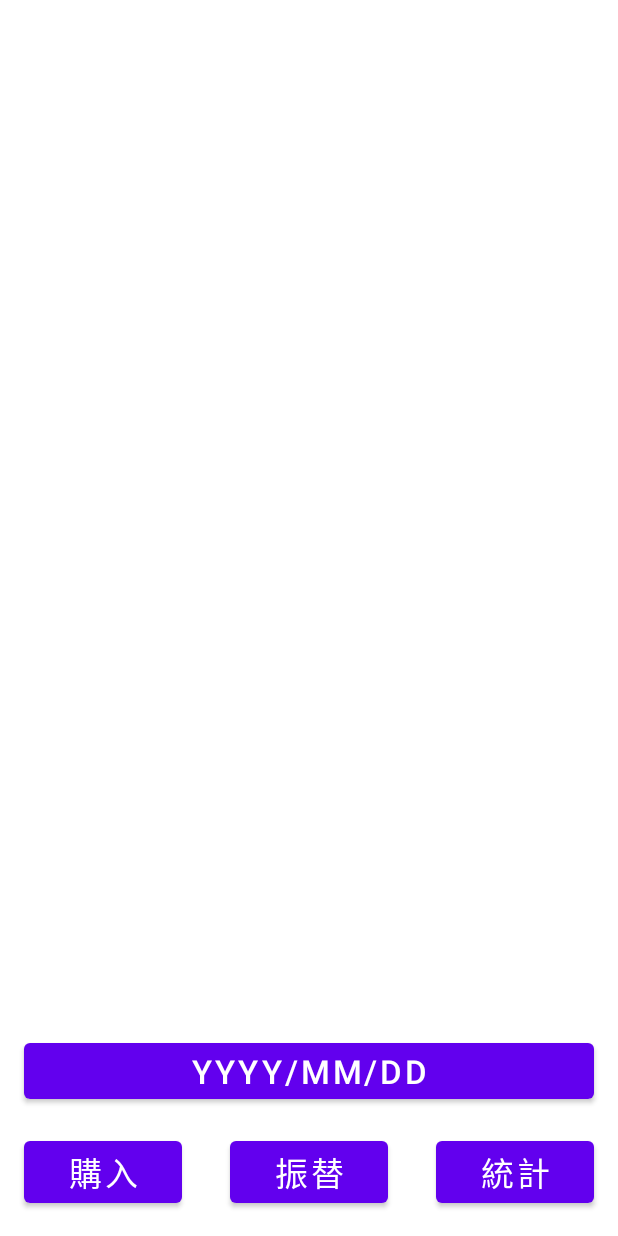
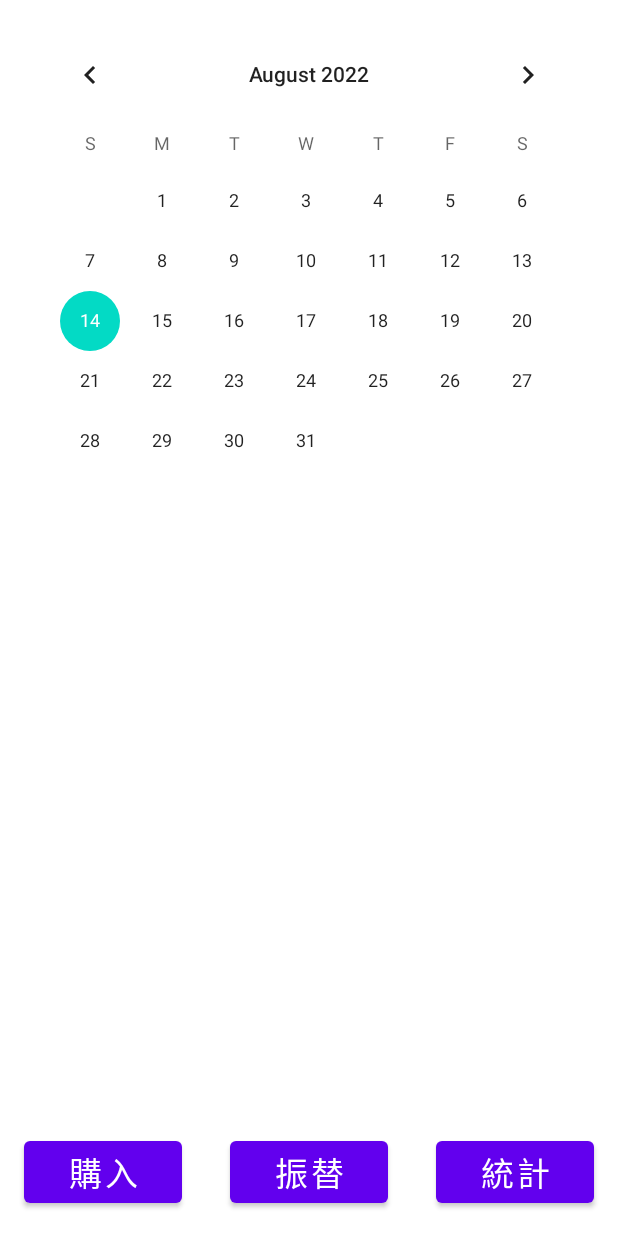
Before and after one commit to nk5jp/saifu3, an Android app: the layout fragment_main.xml on its own in the app's theme, with its tools: preview values and no code run, on a phone screen of 412 x 824 dp. Run offline under Robolectric (Android 15) with nearby library versions, the light colour scheme and no system bars.

Commit message:
Main画面の日付選択手段をCalendarViewに変更 close #35

```diff
--- a/app/build.gradle
+++ b/app/build.gradle
@@ -18,7 +18,7 @@ android {
         minSdk 28
         targetSdk 32
         versionCode 1
-        versionName "1.0"
+        versionName "0.1"
 
         testInstrumentationRunner "androidx.test.runner.AndroidJUnitRunner"
     }
@@ -40,7 +40,7 @@ android {
 
 dependencies {
     implementation 'androidx.core:core-ktx:1.8.0'
-    implementation 'androidx.appcompat:appcompat:1.4.2'
+    implementation 'androidx.appcompat:appcompat:1.5.0'
     implementation 'com.google.android.material:material:1.6.1'
     implementation 'androidx.constraintlayout:constraintlayout:2.1.4'
     implementation 'androidx.legacy:legacy-support-v4:1.0.0'
--- a/app/src/main/res/layout/fragment_main.xml
+++ b/app/src/main/res/layout/fragment_main.xml
@@ -47,31 +47,30 @@
         app:layout_constraintEnd_toEndOf="parent"
         app:layout_constraintStart_toEndOf="@+id/button2" />
 
-    <Button
-        android:id="@+id/button4"
+    <CalendarView
+        android:id="@+id/calendarView1"
         android:layout_width="match_parent"
         android:layout_height="wrap_content"
         android:layout_marginStart="16dp"
+        android:layout_marginTop="16dp"
+        android:layout_marginBottom="16dp"
         android:layout_marginEnd="16dp"
-        android:layout_marginBottom="16dp"
-        tools:text="yyyy/mm/dd"
-        android:textSize="22sp"
-        app:layout_constraintBottom_toTopOf="@id/button1"
-        app:layout_constraintStart_toStartOf="parent"
-        app:layout_constraintEnd_toEndOf="parent"/>
+        app:layout_constraintTop_toTopOf="parent"
+        app:layout_constraintBottom_toTopOf="@+id/recyclerView1"
+        app:layout_constraintEnd_toEndOf="parent"
+        app:layout_constraintStart_toStartOf="parent" />
 
     <androidx.recyclerview.widget.RecyclerView
         android:id="@+id/recyclerView1"
         android:layout_width="match_parent"
         android:layout_height="0dp"
         android:layout_marginStart="16dp"
+        android:layout_marginBottom="16dp"
         android:layout_marginEnd="16dp"
-        android:layout_marginTop="16dp"
-        android:layout_marginBottom="16dp"
+        app:layout_constraintEnd_toEndOf="parent"
         app:layout_constraintStart_toStartOf="parent"
-        app:layout_constraintEnd_toEndOf="parent"
-        app:layout_constraintTop_toTopOf="parent"
-        app:layout_constraintBottom_toTopOf="@+id/button4"
+        app:layout_constraintTop_toBottomOf="@+id/calendarView1"
+        app:layout_constraintBottom_toTopOf="@+id/button1"
         tools:listitem="@android:layout/simple_list_item_1" />
 
 </androidx.constraintlayout.widget.ConstraintLayout>
--- a/build.gradle
+++ b/build.gradle
@@ -5,8 +5,8 @@ buildscript {
         mavenCentral()
     }
     dependencies {
-        classpath "com.android.tools.build:gradle:7.0.4"
-        classpath "org.jetbrains.kotlin:kotlin-gradle-plugin:1.6.10"
+        classpath 'com.android.tools.build:gradle:7.2.2'
+        classpath "org.jetbrains.kotlin:kotlin-gradle-plugin:1.7.10"
         def nav_version = "2.5.1"
         classpath "androidx.navigation:navigation-safe-args-gradle-plugin:$nav_version"
         // NOTE: Do not place your application dependencies here; they belong
```
Also changed, not shown: app/src/main/java/jp/nk5/saifu/ui/main/MainFragment.kt (+21 -13 lines), gradle/wrapper/gradle-wrapper.properties.
